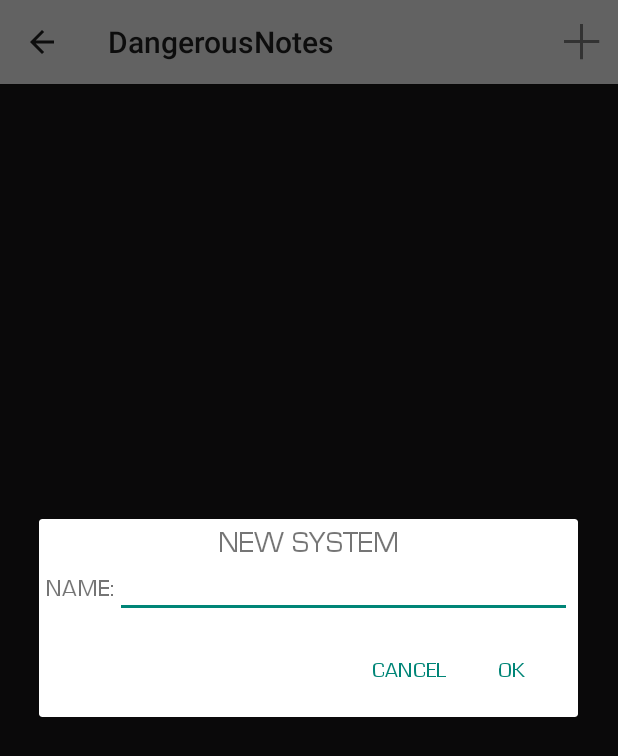
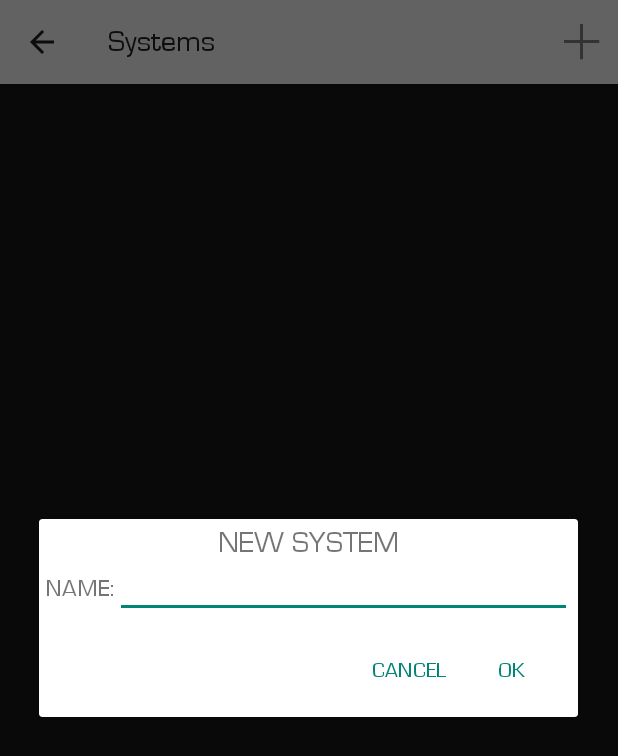
Before and after one commit to Jexter/EDNotes, an Android app: the screen it shows after launch (MainActivity), after a tap on "Add new system", on a phone screen of 412 x 824 dp. Shown: the top 756 px of the screen. Run offline under Robolectric (Android 15) with nearby library versions, the phone set to English and light mode, and no system bars; 3 statements that could not run were skipped.

Commit message:
A ton of fixes, first releasable version

```diff
--- a/DangerousNotes/app/src/main/java/android/alex/se/dangerousnotes/activities/MainActivity.java
+++ b/DangerousNotes/app/src/main/java/android/alex/se/dangerousnotes/activities/MainActivity.java
@@ -1,22 +1,16 @@
 package android.alex.se.dangerousnotes.activities;
 
 import android.alex.se.dangerousnotes.R;
+import android.alex.se.dangerousnotes.common.Utils;
 import android.alex.se.dangerousnotes.fragments.NavigationDrawerFragment;
 import android.alex.se.dangerousnotes.fragments.SystemListFragment;
-import android.app.Activity;
-import android.app.AlertDialog;
-import android.content.DialogInterface;
 import android.net.Uri;
 import android.os.Bundle;
 import android.support.v4.app.FragmentManager;
 import android.support.v4.widget.DrawerLayout;
 import android.support.v7.app.ActionBar;
 import android.support.v7.app.ActionBarActivity;
-import android.view.LayoutInflater;
 import android.view.Menu;
-import android.view.MenuItem;
-import android.view.View;
-import android.widget.EditText;
 
 
 public class MainActivity extends ActionBarActivity
@@ -40,9 +34,13 @@ public class MainActivity extends ActionBarActivity
         mNavigationDrawerFragment = (NavigationDrawerFragment) getSupportFragmentManager().findFragmentById(R.id.navigation_drawer);
         mTitle = getTitle();
 
+
+        getSupportActionBar().setTitle(Utils.getTitleWithFont(this, mTitle));
+
         // Set up the drawer.
         mNavigationDrawerFragment.setUp(R.id.navigation_drawer, (DrawerLayout) findViewById(R.id.drawer_layout));
     }
+
 
     @Override
     public void onNavigationDrawerItemSelected(int position) {
@@ -60,7 +58,7 @@ public class MainActivity extends ActionBarActivity
         ActionBar actionBar = getSupportActionBar();
         actionBar.setNavigationMode(ActionBar.NAVIGATION_MODE_STANDARD);
         actionBar.setDisplayShowTitleEnabled(true);
-        actionBar.setTitle(mTitle);
+        actionBar.setTitle(Utils.getTitleWithFont(this, mTitle));
     }
 
     @Override
--- a/DangerousNotes/app/src/main/java/android/alex/se/dangerousnotes/adapters/SystemListAdapter.java
+++ b/DangerousNotes/app/src/main/java/android/alex/se/dangerousnotes/adapters/SystemListAdapter.java
@@ -11,6 +11,7 @@ import android.app.AlertDialog;
 import android.content.Context;
 import android.content.DialogInterface;
 import android.content.Intent;
+import android.graphics.Typeface;
 import android.view.LayoutInflater;
 import android.view.View;
 import android.view.View.OnClickListener;
@@ -86,7 +87,9 @@ public class SystemListAdapter extends BaseAdapter {
 					convertView = layoutInflater_issue.inflate(R.layout.system_list_item, null);
 
 					viewHolder = new ViewHolder();
+                    Typeface font = Typeface.createFromAsset(activity.getAssets(), "fonts/eurostile.TTF");
 					viewHolder.system_name_textview = (TextView) convertView.findViewById(R.id.system_name_textview);
+                    viewHolder.system_name_textview.setTypeface(font);
 					//viewHolder.station_count_textView = (TextView) convertView.findViewById(R.id.station_count_textview);
 					//viewHolder.last_visited_textview = (TextView) convertView.findViewById(R.id.last_visited_textview);
 
--- a/DangerousNotes/app/src/main/java/android/alex/se/dangerousnotes/common/Utils.java
+++ b/DangerousNotes/app/src/main/java/android/alex/se/dangerousnotes/common/Utils.java
@@ -2,7 +2,12 @@ package android.alex.se.dangerousnotes.common;
 
 import android.alex.se.dangerousnotes.model.Commodity;
 import android.alex.se.dangerousnotes.model.CommodityCategory;
+import android.alex.se.dangerousnotes.model.MiniSystem;
 import android.alex.se.dangerousnotes.model.Station;
+import android.alex.se.dangerousnotes.persistence.Storage;
+import android.app.Activity;
+import android.text.Spannable;
+import android.text.SpannableString;
 
 import java.util.ArrayList;
 import java.util.Date;
@@ -112,10 +117,40 @@ public class Utils {
     }
 
     public static boolean validateSystemName(String systemName) {
+        ArrayList<MiniSystem> miniSystems = Storage.loadMiniSystems();
+
+        if(miniSystems != null) {
+            for (MiniSystem miniSystem : miniSystems) {
+                if (miniSystem.getName().equals(systemName)) {
+                    return false;
+                }
+            }
+        }
+
         return systemName.matches(AppConstants.SYSTEM_NAME_REGEX);
     }
 
-    public static boolean validateStationName(String stationName) {
+    public static SpannableString getTitleWithFont(Activity context, CharSequence titleText) {
+        SpannableString s = new SpannableString(titleText);
+        TypefaceSpan ts = new TypefaceSpan(context, "eurostile.TTF");
+        s.setSpan(ts, 0, s.length(), Spannable.SPAN_EXCLUSIVE_EXCLUSIVE);
+
+        return s;
+    }
+
+
+    public static boolean validateStationName(String stationName, String systemName) {
+
+        ArrayList<Station> stationsAlreadyInSystem = Storage.loadStationsForSystem(systemName);
+
+        if(stationsAlreadyInSystem != null) {
+            for (Station station : stationsAlreadyInSystem) {
+                if (stationName.equals(station.getName())) {
+                    return false;
+                }
+            }
+        }
+
         return stationName.matches(AppConstants.STATION_NAME_REGEX);
     }
 
--- a/DangerousNotes/app/src/main/java/android/alex/se/dangerousnotes/fragments/NavigationDrawerFragment.java
+++ b/DangerousNotes/app/src/main/java/android/alex/se/dangerousnotes/fragments/NavigationDrawerFragment.java
@@ -140,6 +140,11 @@ public class NavigationDrawerFragment extends Fragment {
             @Override
             public void onDrawerClosed(View drawerView) {
                 super.onDrawerClosed(drawerView);
+                mUserLearnedDrawer = true;
+
+                SharedPreferences sp = PreferenceManager.getDefaultSharedPreferences(getActivity());
+                sp.edit().putBoolean(PREF_USER_LEARNED_DRAWER, true).apply();
+
                 if (!isAdded()) {
                     return;
                 }
@@ -158,8 +163,7 @@ public class NavigationDrawerFragment extends Fragment {
                     // The user manually opened the drawer; store this flag to prevent auto-showing
                     // the navigation drawer automatically in the future.
                     mUserLearnedDrawer = true;
-                    SharedPreferences sp = PreferenceManager
-                            .getDefaultSharedPreferences(getActivity());
+                    SharedPreferences sp = PreferenceManager.getDefaultSharedPreferences(getActivity());
                     sp.edit().putBoolean(PREF_USER_LEARNED_DRAWER, true).apply();
                 }
 
@@ -182,7 +186,11 @@ public class NavigationDrawerFragment extends Fragment {
         });
 
         mDrawerLayout.setDrawerListener(mDrawerToggle);
+
+        selectItem(0);
     }
+
+
 
     private void selectItem(int position) {
         mCurrentSelectedPosition = position;
@@ -255,7 +263,7 @@ public class NavigationDrawerFragment extends Fragment {
         ActionBar actionBar = getActionBar();
         actionBar.setDisplayShowTitleEnabled(true);
         actionBar.setNavigationMode(ActionBar.NAVIGATION_MODE_STANDARD);
-        actionBar.setTitle(R.string.app_name);
+        //actionBar.setTitle(Utils.getTitleWithFont(getActivity(), R.string.app_name));
     }
 
     private ActionBar getActionBar() {
--- a/DangerousNotes/app/src/main/java/android/alex/se/dangerousnotes/fragments/StationListFragment.java
+++ b/DangerousNotes/app/src/main/java/android/alex/se/dangerousnotes/fragments/StationListFragment.java
@@ -139,7 +139,7 @@ public class StationListFragment extends Fragment {
                             new DialogInterface.OnClickListener() {
                                 public void onClick(DialogInterface dialog, int id) {
                                     String stationName = userInput.getText().toString();
-                                    boolean isValid = Utils.validateStationName(stationName);
+                                    boolean isValid = Utils.validateStationName(stationName, systemName);
 
                                     if (isValid) {
                                         Storage.createAndSaveNewStationForSystem(systemName, stationName);
--- a/DangerousNotes/app/src/main/java/android/alex/se/dangerousnotes/model/Station.java
+++ b/DangerousNotes/app/src/main/java/android/alex/se/dangerousnotes/model/Station.java
@@ -19,7 +19,7 @@ public class Station  implements Serializable {
         this.categories = categories;
         this.name = name;
         lastVisited = new Date();
-        lastVisited.setTime(lastVisited.getTime()-(1000*60*60));
+
         misc = new HashMap<String, Object>();
     }
 
--- a/DangerousNotes/app/src/main/res/layout/commodity_info_prompt.xml
+++ b/DangerousNotes/app/src/main/res/layout/commodity_info_prompt.xml
@@ -69,7 +69,8 @@
             android:id="@+id/price_edittext"
             android:layout_width="match_parent"
             android:layout_height="wrap_content"
-            style="@style/text_medium">
+            style="@style/text_medium"
+            android:singleLine="true">
 
             <requestFocus />
 
--- a/DangerousNotes/app/src/main/res/layout/new_station_prompt.xml
+++ b/DangerousNotes/app/src/main/res/layout/new_station_prompt.xml
@@ -68,7 +68,8 @@
             android:id="@+id/price_edittext"
             android:layout_width="match_parent"
             android:layout_height="wrap_content"
-            style="@style/text_medium">
+            style="@style/text_medium"
+            android:singleLine="true">
 
             <requestFocus />
 
--- a/DangerousNotes/app/src/main/res/layout/new_system_prompt.xml
+++ b/DangerousNotes/app/src/main/res/layout/new_system_prompt.xml
@@ -68,7 +68,8 @@
             android:id="@+id/price_edittext"
             android:layout_width="match_parent"
             android:layout_height="wrap_content"
-            style="@style/text_medium">
+            style="@style/text_medium"
+            android:singleLine="true">
 
             <requestFocus />
 
--- a/DangerousNotes/app/src/main/res/layout/station_list_item.xml
+++ b/DangerousNotes/app/src/main/res/layout/station_list_item.xml
@@ -19,10 +19,11 @@
                 android:id="@+id/station_name_textview"
                 android:layout_width="wrap_content"
                 android:layout_height="wrap_content"
-                style="@style/text_medium"
+                style="@style/text_big"
                 android:textColor="@color/color_four"
                 android:gravity="left"
             />
+            <!--
             <TextView
                 android:id="@+id/last_visited_textview"
                 android:layout_width="wrap_content"
@@ -31,5 +32,6 @@
                 android:textColor="@color/color_one"
                 android:gravity="left"
                 />
+                -->
         </LinearLayout>
 	</LinearLayout>
--- a/DangerousNotes/app/src/main/res/values/strings.xml
+++ b/DangerousNotes/app/src/main/res/values/strings.xml
@@ -1,7 +1,7 @@
 <?xml version="1.0" encoding="utf-8"?>
 <resources>
 
-    <string name="app_name">DangerousNotes</string>
+    <string name="app_name">EDnotes</string>
     <string name="title_systems">Systems</string>
     <string name="trading_menu_item_title">Trade helper</string>
     <string name="navigation_drawer_open">Open navigation drawer</string>
```
Also changed, not shown: DangerousNotes/app/src/main/java/android/alex/se/dangerousnotes/adapters/StationListAdapter.java (+10 -6 lines), DangerousNotes/app/src/main/ic_launcher-web.png (added), DangerousNotes/app/src/main/res/drawable-hdpi/ic_launcher.png, DangerousNotes/app/src/main/res/drawable-mdpi/ic_launcher.png, DangerousNotes/app/src/main/res/drawable-xhdpi/ic_launcher.png, DangerousNotes/app/src/main/res/drawable-xxhdpi/ic_launcher.png, 1 other file.
